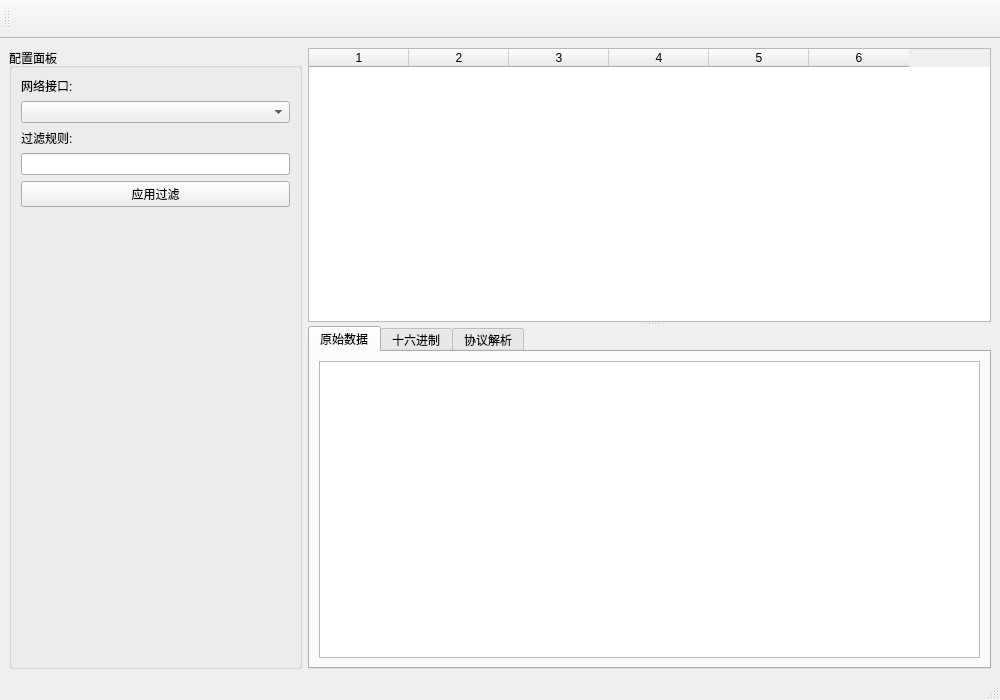
Before: the Qt Designer form SmartSniffer/mainwindow.ui in Devon018/Sniffer, drawn with Qt 5.
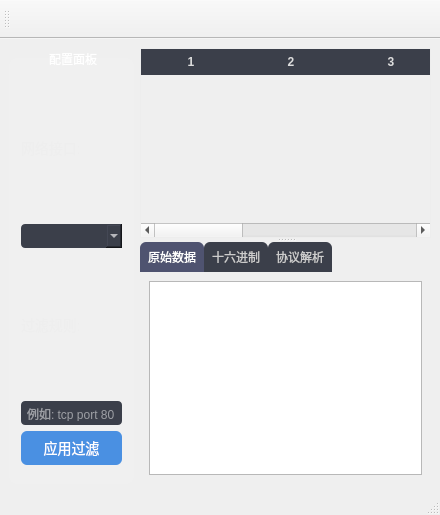
After: the same form once the commit is applied. Icons and pictures are not drawn.

What changed in the file:
```diff
--- a/SmartSniffer/mainwindow.ui
+++ b/SmartSniffer/mainwindow.ui
@@ -2,18 +2,79 @@
 <ui version="4.0">
  <class>MainWindow</class>
  <widget class="QMainWindow" name="MainWindow">
-  <property name="geometry">
-   <rect>
-    <x>0</x>
-    <y>0</y>
-    <width>1000</width>
-    <height>700</height>
-   </rect>
-  </property>
   <property name="windowTitle">
    <string>SmartSniffer</string>
   </property>
   <widget class="QWidget" name="centralwidget">
+   <property name="styleSheet">
+    <string>
+      /* 全局背景渐变 */
+      QWidget#centralwidget {
+        background: qlineargradient(x1:0, y1:0, x2:1, y2:1,
+                    stop:0 #2a2d37, stop:1 #1c1f26);
+      }
+      /* GroupBox 样式 */
+      QGroupBox#groupConfig {
+        background: rgba(255,255,255,0.05);
+        border: none;
+        border-radius: 8px;
+        margin-top: 10px;
+      }
+      QGroupBox#groupConfig::title {
+        subcontrol-origin: margin;
+        subcontrol-position: top center;
+        padding: 4px;
+        color: #ffffff;
+        font-weight: bold;
+      }
+      /* 按钮悬停及按下动画效果 */
+      QPushButton {
+        background: #4a90e2;
+        border-radius: 6px;
+        padding: 6px 12px;
+        color: #fff;
+        font-size: 14px;
+      }
+      QPushButton:hover {
+        background: #6fb4f9;
+      }
+      QPushButton:pressed {
+        background: #367dc1;
+      }
+      /* 表格样式 */
+      QTableWidget {
+        background: rgba(255,255,255,0.03);
+        alternate-background-color: rgba(255,255,255,0.05);
+        gridline-color: #444;
+        color: #fff;
+        font-size: 12px;
+      }
+      QHeaderView::section {
+        background: #3b3f4a;
+        padding: 4px;
+        border: none;
+        color: #ddd;
+        font-weight: bold;
+      }
+      /* TabWidget 样式 */
+      QTabWidget::pane {
+        background: rgba(255,255,255,0.02);
+        border: none;
+        border-radius: 6px;
+      }
+      QTabBar::tab {
+        background: #3b3f4a;
+        border-top-left-radius: 6px;
+        border-top-right-radius: 6px;
+        padding: 8px;
+        color: #ccc;
+      }
+      QTabBar::tab:selected {
+        background: #4f5370;
+        color: #fff;
+      }
+   </string>
+   </property>
    <layout class="QHBoxLayout" name="mainLayout" stretch="3,7">
     <item>
      <widget class="QGroupBox" name="groupConfig">
@@ -23,23 +84,26 @@
       <layout class="QVBoxLayout" name="configLayout">
        <item>
         <widget class="QLabel" name="labelInterface">
-         <property name="text">
-          <string>网络接口:</string>
-         </property>
+         <property name="text"><string>网络接口:</string></property>
+         <property name="styleSheet"><string>color: #eee; font-size:14px;</string></property>
         </widget>
        </item>
        <item>
-        <widget class="QComboBox" name="comboInterface"/>
+        <widget class="QComboBox" name="comboInterface">
+         <property name="styleSheet"><string>padding:4px; color:#fff; background:#3b3f4a; border-radius:4px;</string></property>
+        </widget>
        </item>
        <item>
         <widget class="QLabel" name="labelFilter">
-         <property name="text">
-          <string>过滤规则:</string>
-         </property>
+         <property name="text"><string>过滤规则:</string></property>
+         <property name="styleSheet"><string>color: #eee; font-size:14px;</string></property>
         </widget>
        </item>
        <item>
-        <widget class="QLineEdit" name="editFilter"/>
+        <widget class="QLineEdit" name="editFilter">
+         <property name="placeholderText"><string>例如: tcp port 80</string></property>
+         <property name="styleSheet"><string>padding:4px; color:#fff; background:#3b3f4a; border:none; border-radius:4px;</string></property>
+        </widget>
        </item>
        <item>
         <widget class="QPushButton" name="btnApplyFilter">
@@ -50,15 +114,7 @@
        </item>
        <item>
         <spacer name="verticalSpacer">
-         <property name="orientation">
-          <enum>Qt::Vertical</enum>
-         </property>
-         <property name="sizeHint" stdset="0">
-          <size>
-           <width>20</width>
-           <height>40</height>
-          </size>
-         </property>
+         <property name="orientation"><enum>Qt::Vertical</enum></property>
         </spacer>
        </item>
       </layout>
@@ -70,18 +126,9 @@
        <enum>Qt::Vertical</enum>
       </property>
       <widget class="QTableWidget" name="tablePackets">
-       <property name="rowCount">
-        <number>0</number>
-       </property>
-       <property name="columnCount">
-        <number>6</number>
-       </property>
-       <column/>
-       <column/>
-       <column/>
-       <column/>
-       <column/>
-       <column/>
+       <property name="alternatingRowColors"><bool>true</bool></property>
+       <property name="rowCount"><number>0</number></property>
+       <property name="columnCount"><number>6</number></property>
       </widget>
       <widget class="QTabWidget" name="tabDetails">
        <property name="currentIndex">
@@ -133,27 +180,12 @@
    </property>
   </widget>
   <widget class="QToolBar" name="mainToolBar">
-   <property name="windowTitle">
-    <string>工具栏</string>
-   </property>
-   <property name="toolButtonStyle">
-    <enum>Qt::ToolButtonIconOnly</enum>
-   </property>
-   <attribute name="toolBarArea">
-    <enum>TopToolBarArea</enum>
-   </attribute>
-   <attribute name="toolBarBreak">
-    <bool>false</bool>
-   </attribute>
+   <property name="iconSize"><size><width>24</width><height>24</height></size></property>
    <addaction name="actionStartCapture"/>
    <addaction name="actionStopCapture"/>
    <addaction name="actionExport"/>
   </widget>
-  <widget class="QStatusBar" name="statusbar">
-   <property name="sizeGripEnabled">
-    <bool>true</bool>
-   </property>
-  </widget>
+  <widget class="QStatusBar" name="statusbar"/>
   <action name="actionStartCapture">
    <property name="icon">
     <iconset resource="icons.qrc">
```
Left out of the diff: 62 changed lines with no effect on the pictures.
